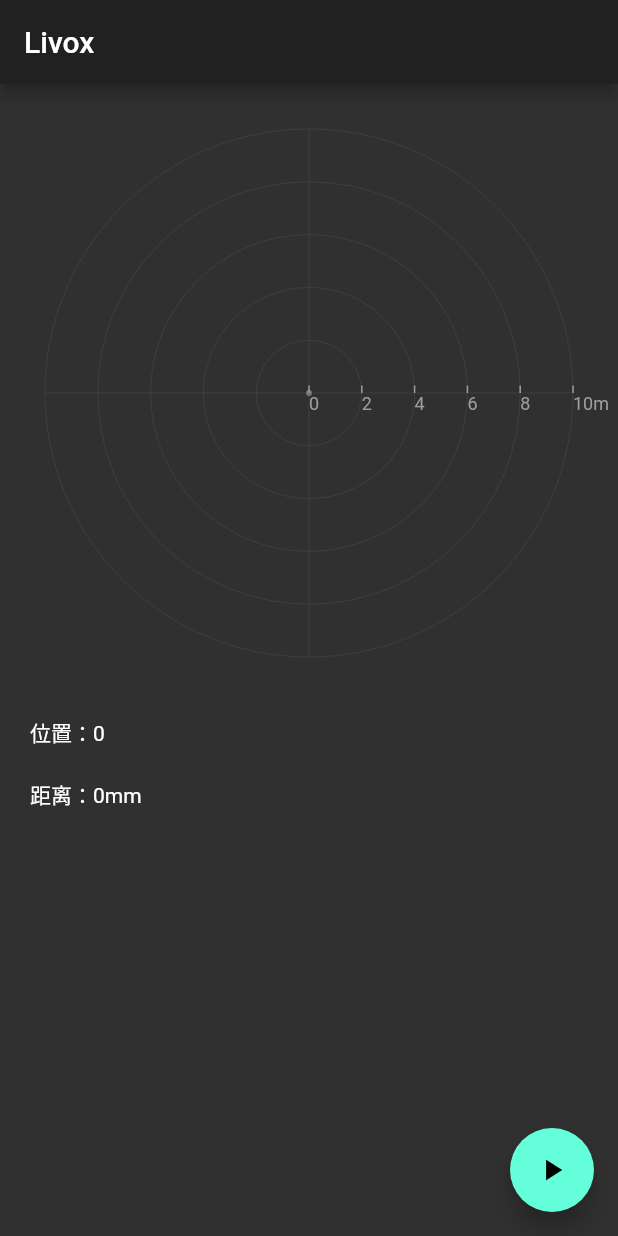
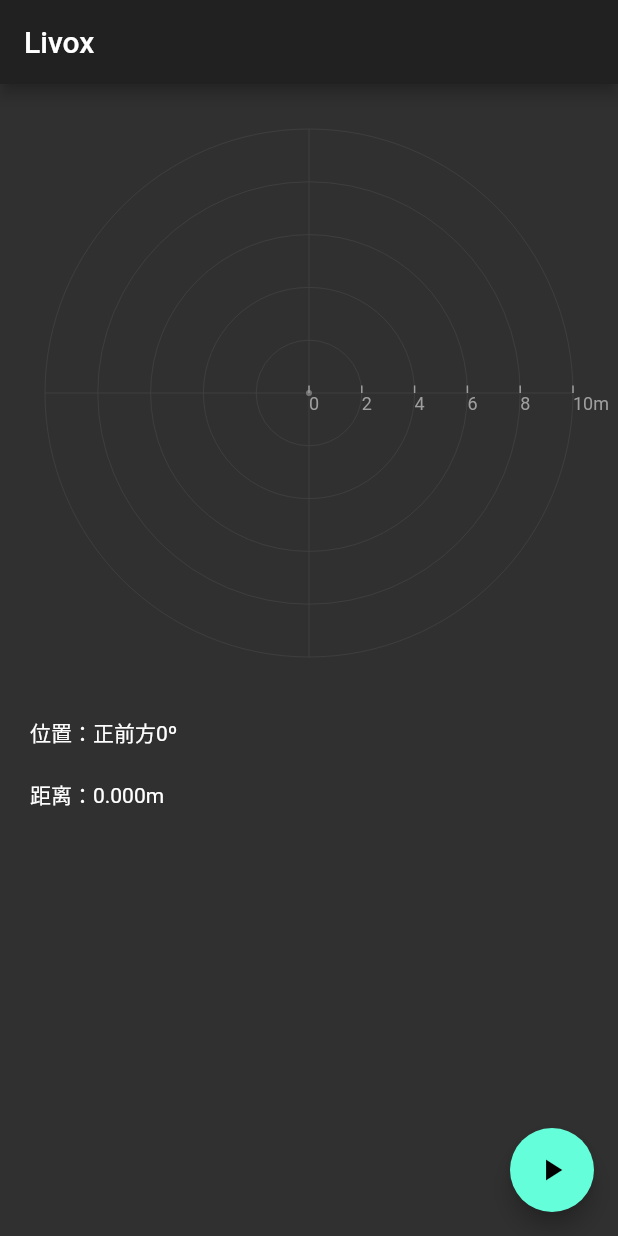
Before and after one commit to and2long/flutter-lidar-viewer, a Flutter app: the screen it shows after launch, on a phone screen of 412 x 824 dp. Run offline on Flutter 3.47's test engine with Material 2 defaults, Android fonts, the phone set to English and light mode, and no system bars.

Commit message:
物体位置方向修改。

```diff
--- a/lib/main.dart
+++ b/lib/main.dart
@@ -1,6 +1,6 @@
 import 'dart:convert';
 import 'dart:io';
-import 'dart:math' as Math;
+
 import 'package:flutter/material.dart';
 import 'package:livox/lidar_data_model.dart';
 import 'package:livox/lidar_scanner_widget.dart';
@@ -70,11 +70,12 @@ class _MyHomePageState extends State<MyHomePage> with TickerProviderStateMixin {
             Container(
               margin: EdgeInsets.all(20),
               child: Text(
-                  '位置：${double.parse(_data.horizontalAngle) * Math.pi ~/ 180}'),
+                  '位置：${double.parse(_data.horizontalAngle) == 0 ? '正' : double.parse(_data.horizontalAngle) > 0 ? '右' : '左'}前方${double.parse(_data.horizontalAngle).toInt()}º'),
             ),
             Container(
               margin: EdgeInsets.only(left: 20),
-              child: Text('距离：${double.parse(_data.radius).toInt()}mm'),
+              child: Text(
+                  '距离：${(double.parse(_data.radius) / 1000).toStringAsFixed(3)}m'),
             ),
           ]),
       floatingActionButton: FloatingActionButton(
```
Also changed, not shown: lib/lidar_widget.dart (+4 -4 lines).
